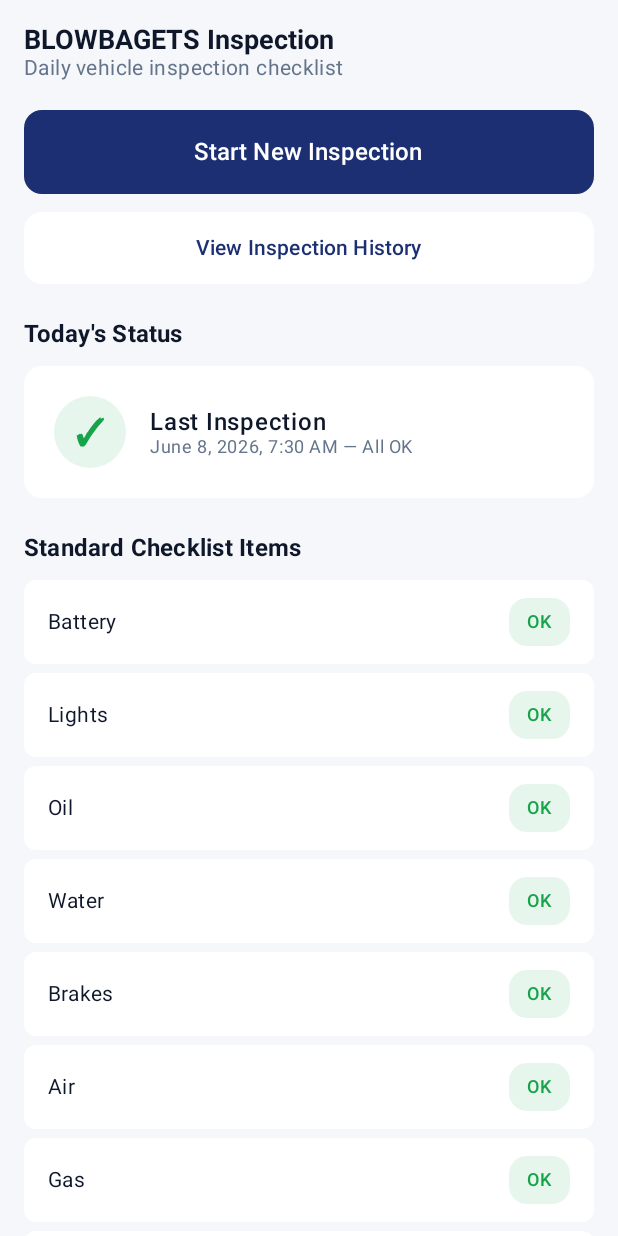
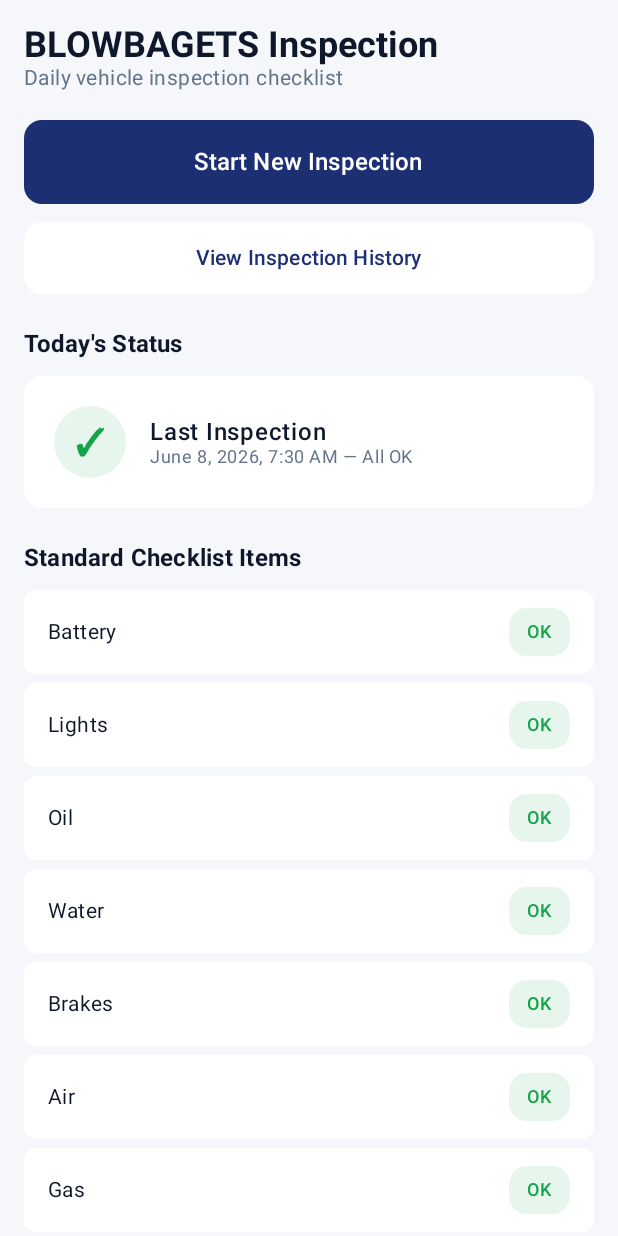
Before and after one commit to tormis-neil/rvms-capstone, an Android app built with Jetpack Compose: the composable InspectionScreen shown on its own in the app's theme, on a phone screen of 412 x 824 dp. Run offline under Robolectric (Android 15) with nearby library versions, the phone set to English and light mode, and no system bars.

Commit message:
Mobile: standardize screen-title typography + Recent Activity covers all activity kinds
- Add ui/common/ScreenHeader (headlineLarge 24sp) and apply to Inspection,
  Damage, and Notifications so page titles sit clearly above 16sp section
  headers (previously all titles were headlineSmall=18sp, too close to sections).
- Home greeting uses headlineLarge to match.
- New Inspection now uses the same light TopAppBar as the other sub-screens
  (Vehicle Info / Inspection History / Damage Reports) instead of a one-off
  navy banner — consistent sub-screen headers.
- Recent Activity now shows all four activity kinds per agency (inspection
  submitted, damage submitted, vehicle status update, PM reminder); a damage
  submission appears in Recent Activity. Notifications remain the two
  plan-defined driver types only (PM Reminder, Vehicle Status Update).

```diff
--- a/mobile/app/src/main/java/com/example/rvms/data/SampleData.kt
+++ b/mobile/app/src/main/java/com/example/rvms/data/SampleData.kt
@@ -195,6 +195,7 @@ object SampleData {
         ),
         recentActivity = listOf(
             RecentActivity(ActivityKind.INSPECTION_SUBMITTED, "Daily Inspection Submitted", "All items OK", "Today, 7:30 AM"),
+            RecentActivity(ActivityKind.DAMAGE_SUBMITTED, "Damage Report Submitted", "Cracked side mirror (driver side)", "Jun 8, 8:10 AM"),
             RecentActivity(ActivityKind.STATUS_UPDATE, "Vehicle Status Updated", "Status changed to Operational", "Yesterday, 4:00 PM", VehicleStatus.OPERATIONAL),
             RecentActivity(ActivityKind.PM_REMINDER, "PM Reminder", "Oil change due at 46,000 km", "Jun 5, 2026"),
         ),
@@ -242,6 +243,7 @@ object SampleData {
         recentActivity = listOf(
             RecentActivity(ActivityKind.STATUS_UPDATE, "Vehicle Status Updated", "Status changed to Dispatched", "Today, 9:15 AM", VehicleStatus.DISPATCHED),
             RecentActivity(ActivityKind.INSPECTION_SUBMITTED, "Daily Inspection Submitted", "All items OK", "Today, 6:50 AM"),
+            RecentActivity(ActivityKind.DAMAGE_SUBMITTED, "Damage Report Submitted", "Dent on rear bumper after patrol", "Jun 7, 3:30 PM"),
             RecentActivity(ActivityKind.PM_REMINDER, "PM Reminder", "Tire rotation due", "Jun 6, 2026"),
         ),
     )
@@ -287,6 +289,7 @@ object SampleData {
         recentActivity = listOf(
             RecentActivity(ActivityKind.STATUS_UPDATE, "Vehicle Status Updated", "Status changed to Under PM", "Today, 10:00 AM", VehicleStatus.UNDER_PM),
             RecentActivity(ActivityKind.DAMAGE_SUBMITTED, "Damage Report Submitted", "Hydraulic leak on rescue lift", "Today, 9:30 AM"),
+            RecentActivity(ActivityKind.INSPECTION_SUBMITTED, "Daily Inspection Submitted", "2 issues found", "Today, 7:10 AM"),
             RecentActivity(ActivityKind.PM_REMINDER, "PM Reminder", "Engine service due at 79,000 km", "Today, 8:00 AM"),
         ),
     )
@@ -333,6 +336,7 @@ object SampleData {
             RecentActivity(ActivityKind.STATUS_UPDATE, "Vehicle Status Updated", "Status changed to Not Operational", "Today, 11:00 AM", VehicleStatus.NOT_OPERATIONAL),
             RecentActivity(ActivityKind.DAMAGE_SUBMITTED, "Damage Report Submitted", "Transmission slipping", "Today, 8:15 AM"),
             RecentActivity(ActivityKind.INSPECTION_SUBMITTED, "Daily Inspection Submitted", "3 issues found", "Today, 6:30 AM"),
+            RecentActivity(ActivityKind.PM_REMINDER, "PM Reminder", "Brake inspection overdue", "Today, 7:00 AM"),
         ),
     )
 }
--- /dev/null
+++ b/mobile/app/src/main/java/com/example/rvms/ui/common/ScreenHeader.kt
@@ -0,0 +1,38 @@
+package com.example.rvms.ui.common
+
+import androidx.compose.foundation.layout.Column
+import androidx.compose.material3.MaterialTheme
+import androidx.compose.material3.Text
+import androidx.compose.runtime.Composable
+import androidx.compose.ui.Modifier
+import com.example.rvms.theme.TextPrimary
+import com.example.rvms.theme.TextSecondary
+
+/**
+ * Standard title block for the primary (bottom-nav) screens.
+ *
+ * Uses headlineLarge (24sp, bold) so the screen title sits clearly above the
+ * 16sp section headers, giving a consistent hierarchy across Home, Inspection,
+ * Damage, and Notifications. Sub-screens use a TopAppBar instead.
+ */
+@Composable
+fun ScreenHeader(
+    title: String,
+    subtitle: String? = null,
+    modifier: Modifier = Modifier,
+) {
+    Column(modifier = modifier) {
+        Text(
+            text = title,
+            style = MaterialTheme.typography.headlineLarge,
+            color = TextPrimary,
+        )
+        if (subtitle != null) {
+            Text(
+                text = subtitle,
+                style = MaterialTheme.typography.bodyMedium,
+                color = TextSecondary,
+            )
+        }
+    }
+}
--- a/mobile/app/src/main/java/com/example/rvms/ui/home/HomeScreen.kt
+++ b/mobile/app/src/main/java/com/example/rvms/ui/home/HomeScreen.kt
@@ -85,9 +85,8 @@ fun HomeScreen(
             Column {
                 Text(
                     text = "Good day, ${driver.name.substringBefore(' ')}!",
-                    style = MaterialTheme.typography.headlineSmall,
+                    style = MaterialTheme.typography.headlineLarge,
                     color = TextPrimary,
-                    fontWeight = FontWeight.Bold,
                 )
                 Text(
                     text = driver.agency.fullName,
--- a/mobile/app/src/main/java/com/example/rvms/ui/inspection/InspectionScreen.kt
+++ b/mobile/app/src/main/java/com/example/rvms/ui/inspection/InspectionScreen.kt
@@ -32,6 +32,7 @@ import androidx.compose.ui.unit.dp
 import androidx.compose.ui.unit.sp
 import com.example.rvms.data.SampleData
 import com.example.rvms.data.Session
+import com.example.rvms.ui.common.ScreenHeader
 import com.example.rvms.theme.Background
 import com.example.rvms.theme.Gold
 import com.example.rvms.theme.NavyBlue
@@ -59,16 +60,9 @@ fun InspectionScreen(
             .verticalScroll(scrollState)
             .padding(16.dp),
     ) {
-        Text(
-            text = "BLOWBAGETS Inspection",
-            style = MaterialTheme.typography.headlineSmall,
-            color = TextPrimary,
-            fontWeight = FontWeight.Bold,
-        )
-        Text(
-            text = "Daily vehicle inspection checklist",
-            style = MaterialTheme.typography.bodyMedium,
-            color = TextSecondary,
+        ScreenHeader(
+            title = "BLOWBAGETS Inspection",
+            subtitle = "Daily vehicle inspection checklist",
         )
 
         Spacer(modifier = Modifier.height(20.dp))
```
Also changed, not shown: mobile/app/src/main/java/com/example/rvms/ui/damage/DamageReportScreen.kt (+4 -10 lines), mobile/app/src/main/java/com/example/rvms/ui/inspection/NewInspectionScreen.kt (+21 -37 lines), mobile/app/src/main/java/com/example/rvms/ui/notification/NotificationScreen.kt (+2 -6 lines).
